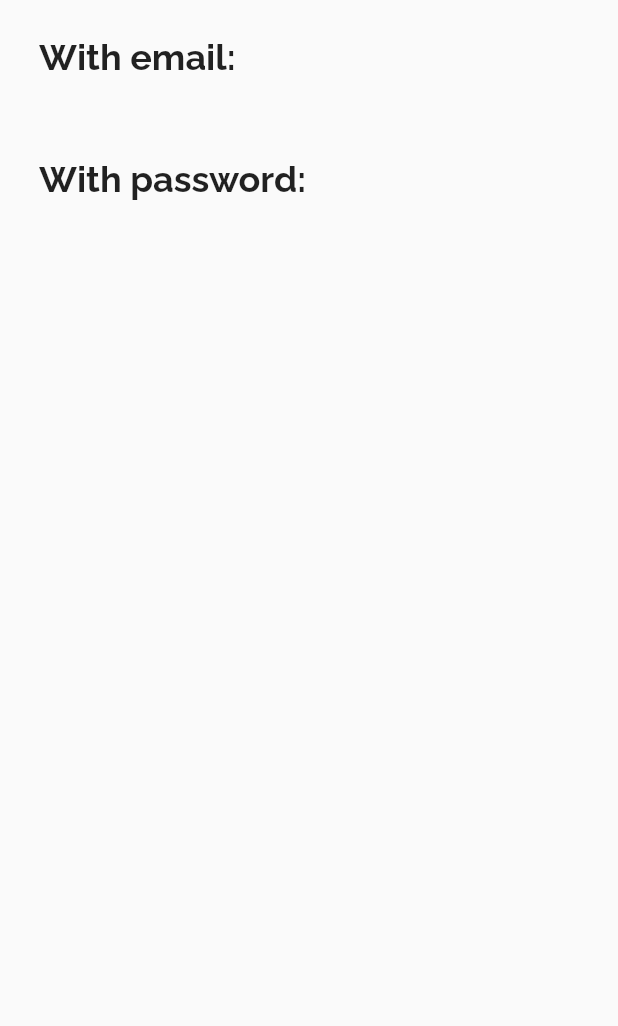
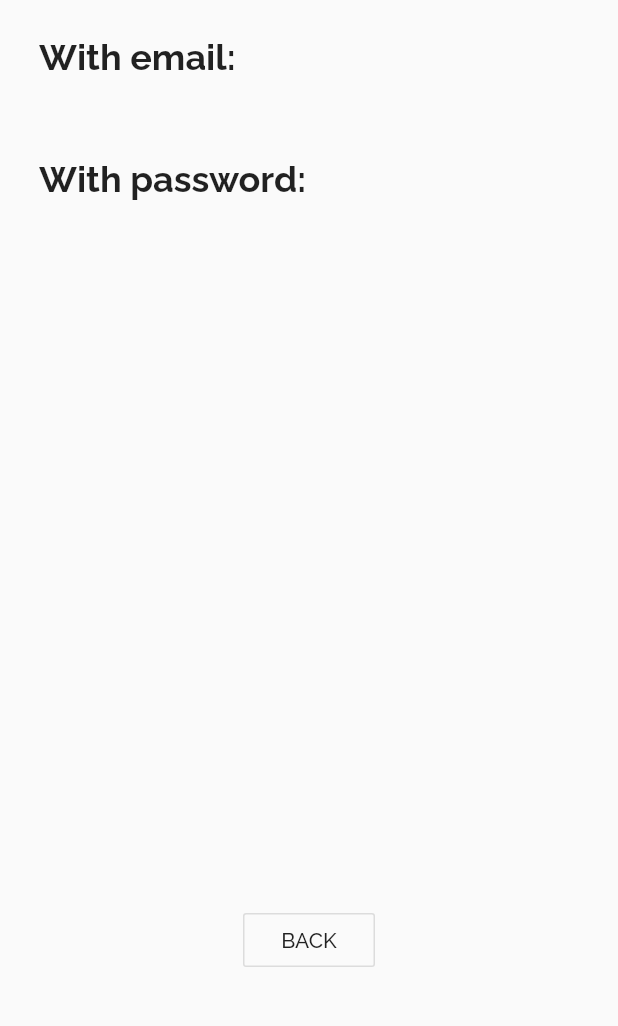
Before and after one commit to smascaro/MDADM_M0.665_PAC3_login, a Flutter app: the MainScreen screen opened directly with empty values, on a phone screen of 412 x 824 dp, the part 164-1190 px from its top. Run offline on Flutter 3.47's test engine with Material 2 defaults, Android fonts, the phone set to English and light mode, and no system bars.

Commit message:
Add button navigation in main_screen to navigate back

```diff
--- a/lib/screens/main_screen.dart
+++ b/lib/screens/main_screen.dart
@@ -18,6 +18,10 @@ class MainScreen extends StatelessWidget {
       body: Padding(
         padding: containerPadding(),
         child: Column(
+          mainAxisAlignment: MainAxisAlignment.spaceBetween,
+          crossAxisAlignment: CrossAxisAlignment.start,
+          children: [
+            Column(
               mainAxisAlignment: MainAxisAlignment.start,
               crossAxisAlignment: CrossAxisAlignment.start,
               children: [
@@ -28,6 +32,19 @@ class MainScreen extends StatelessWidget {
                 verticalSeparator(),
                 buildSubheader("With password:"),
                 buildContentItem(args.password),
+              ],
+            ),
+            Row(
+              mainAxisAlignment: MainAxisAlignment.center,
+              children: [
+                OutlineButton(
+                  child: Text("BACK"),
+                  onPressed: () {
+                    Navigator.pop(context);
+                  },
+                )
+              ],
+            )
           ],
         ),
       ),
```
Lines whose indentation alone changed are shown as unchanged.
